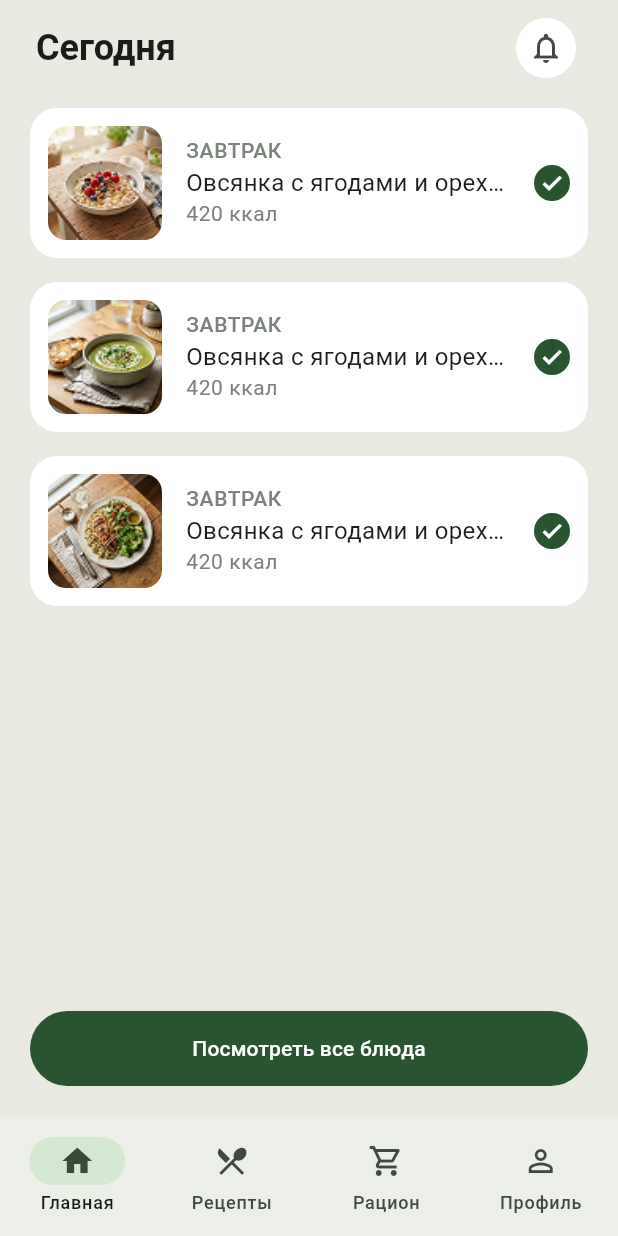
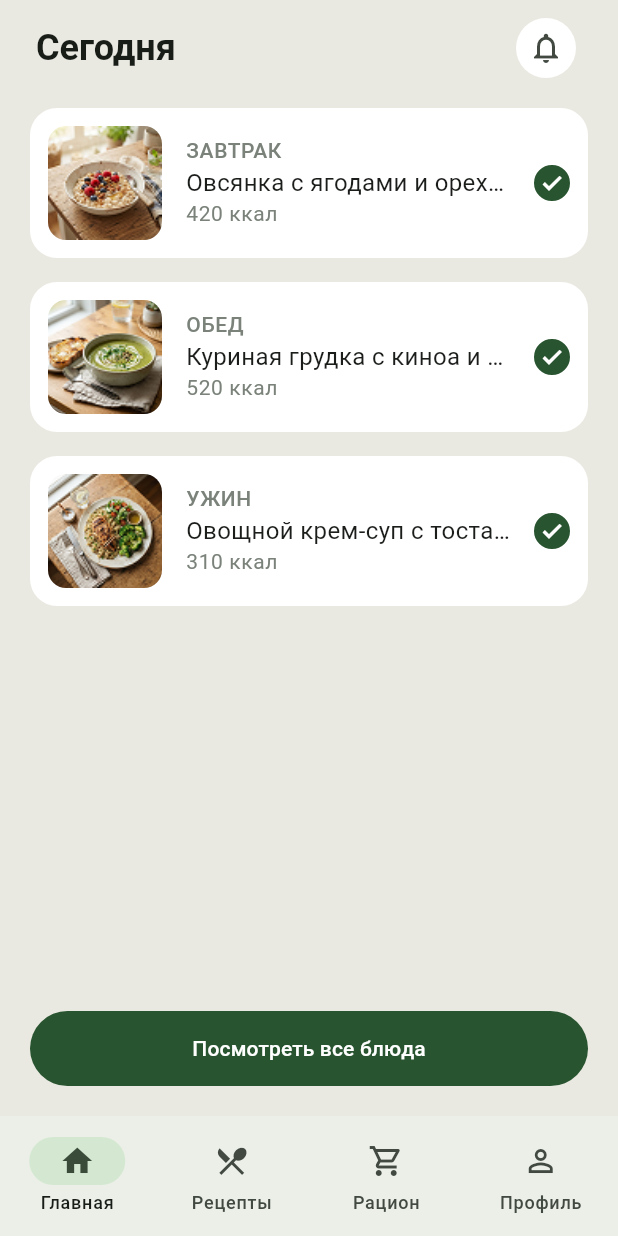
Before and after one commit to Stepheo/EduKupiFrontend, a Flutter app: the screen it shows after launch, after a tap on "Начать", on a phone screen of 412 x 824 dp. Run offline on Flutter 3.47's test engine with Material 3 defaults, Android fonts, the phone set to English and light mode, and no system bars; our stand-ins replace go_router, shared_preferences.

Commit message:
Блюда на главной берутся из списка

```diff
--- a/lib/pages/home/dishes_section.dart
+++ b/lib/pages/home/dishes_section.dart
@@ -6,10 +6,16 @@ class DishesSection extends StatelessWidget {
 
   @override
   Widget build(BuildContext context) {
+    // Пока блюда заглушки, потом брать с сервера
+    final dishes = [
+      ['Завтрак', 'Овсянка с ягодами и орехами', '420'],
+      ['Обед', 'Куриная грудка с киноа и овощами', '520'],
+      ['Ужин', 'Овощной крем-суп с тостами', '310'],
+    ];
+
     return Expanded(
       child: ListView.builder(
-        // Пока показываем 3 блюда-заглушки, потом заменить данными с сервера
-        itemCount: 3,
+        itemCount: dishes.length,
         itemBuilder: (BuildContext context, int index) {
           return Container(
             margin: EdgeInsets.only(left: 20, right: 20, top: 16),
@@ -47,15 +53,15 @@ class DishesSection extends StatelessWidget {
                     mainAxisAlignment: MainAxisAlignment.center,
                     children: [
                       Text(
-                        'Завтрак'.toUpperCase(),
+                        dishes[index][0].toUpperCase(),
                         style: Theme.of(context).textTheme.bodySmall,
                       ),
                       Text(
-                        'Овсянка с ягодами и орехами asdasdasd',
+                        dishes[index][1],
                         overflow: TextOverflow.ellipsis,
                       ),
                       Text(
-                        '420 ккал',
+                        '${dishes[index][2]} ккал',
                         style: Theme.of(context).textTheme.bodySmall?.copyWith(
                           fontWeight: FontWeight.normal
                         ),
```
